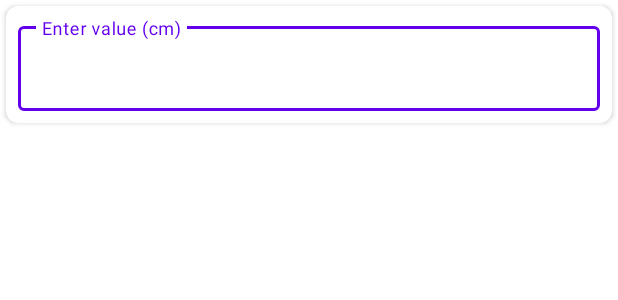
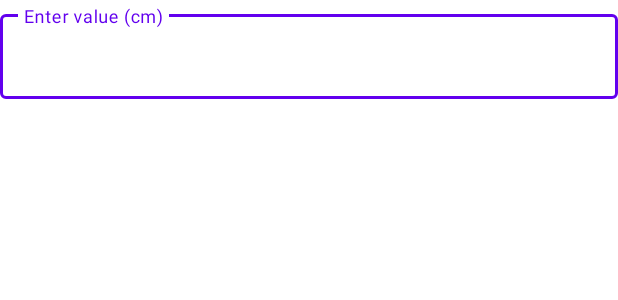
Before and after one commit to swapnilkulkarni99salesforce/mobileAppDemo, an Android app: the layout item_measurement_editable.xml on its own in the app's theme, with its tools: preview values and no code run, on a phone screen of 412 x 824 dp. Shown: the top 300 px of the screen. Run offline under Robolectric (Android 15) with nearby library versions, the phone set to English and light mode, and no system bars.

Commit message:
Fix: Improved UI layout for measurement display and editing
PROBLEMS ADDRESSED:
- Kurti measurements not displaying properly in edit mode
- Edit UI having layout/visibility issues
- Input fields appearing cramped or invisible

UI IMPROVEMENTS:

1. item_measurement_editable.xml:
   - Removed MaterialCardView wrapper (was causing sizing issues)
   - Used LinearLayout as root for better RecyclerView compatibility
   - Added proper padding (4dp top/bottom)
   - Improved TextInputLayout with explicit box background
   - Added singleLine and textSize for better input UX
   - Fixed layout measurement issues

2. fragment_edit_measurements.xml:
   - Added clipToPadding="false" to all RecyclerViews
   - Added paddingBottom="8dp" for better spacing
   - Improves scrolling and visibility of edit fields

TECHNICAL DETAILS:
- TextInputLayout inside CardView in RecyclerView was causing measure/layout issues
- RecyclerView wrap_content with nested ScrollView needs proper padding
- LinearLayout root provides consistent height measurement
- All 19 Kurti fields should now display and edit properly
- All 4 Pant fields display correctly
- Blouse field displays correctly

MEASUREMENTS COVERED:
✅ Kurti (19): Length, Full Shoulder, Upper Chest Round, Chest Round,
   Waist Round, Shoulder to Apex, Apex to Apex, Shoulder to Low Chest Length,
   Skap Length, Skap Length Round, Hip Round, Front Neck Deep, Front Neck Width,
   Back Neck Deep, Ready Shoulder, Sleeves Height (Short/Elbow/3-4th), Sleeves Round
✅ Pant (4): Waist, Length, Hip, Bottom
✅ Blouse (1): Length

USER EXPERIENCE:
- All input fields now visible and accessible
- Proper spacing between fields
- Better scrolling behavior
- Clean, professional appearance
- Easy data entry

```diff
--- a/app/src/main/res/layout/item_measurement_editable.xml
+++ b/app/src/main/res/layout/item_measurement_editable.xml
@@ -1,17 +1,18 @@
 <?xml version="1.0" encoding="utf-8"?>
-<com.google.android.material.card.MaterialCardView xmlns:android="http://schemas.android.com/apk/res/android"
+<LinearLayout xmlns:android="http://schemas.android.com/apk/res/android"
     xmlns:app="http://schemas.android.com/apk/res-auto"
     android:layout_width="match_parent"
     android:layout_height="wrap_content"
-    android:layout_margin="4dp"
-    app:cardCornerRadius="8dp"
-    app:cardElevation="2dp">
+    android:orientation="vertical"
+    android:paddingTop="4dp"
+    android:paddingBottom="4dp">
 
     <com.google.android.material.textfield.TextInputLayout
         android:id="@+id/measurement_input_layout"
         android:layout_width="match_parent"
         android:layout_height="wrap_content"
-        android:padding="8dp"
+        app:boxBackgroundMode="outline"
+        app:boxBackgroundColor="@android:color/white"
         style="@style/Widget.MaterialComponents.TextInputLayout.OutlinedBox">
 
         <com.google.android.material.textfield.TextInputEditText
@@ -20,8 +21,10 @@
             android:layout_height="wrap_content"
             android:hint="Enter value (cm)"
             android:inputType="numberDecimal"
-            android:maxLines="1"/>
+            android:maxLines="1"
+            android:singleLine="true"
+            android:textSize="16sp"/>
 
     </com.google.android.material.textfield.TextInputLayout>
 
-</com.google.android.material.card.MaterialCardView>
+</LinearLayout>
```
Also changed, not shown: app/src/main/res/layout/fragment_edit_measurements.xml (+9 -3 lines).
